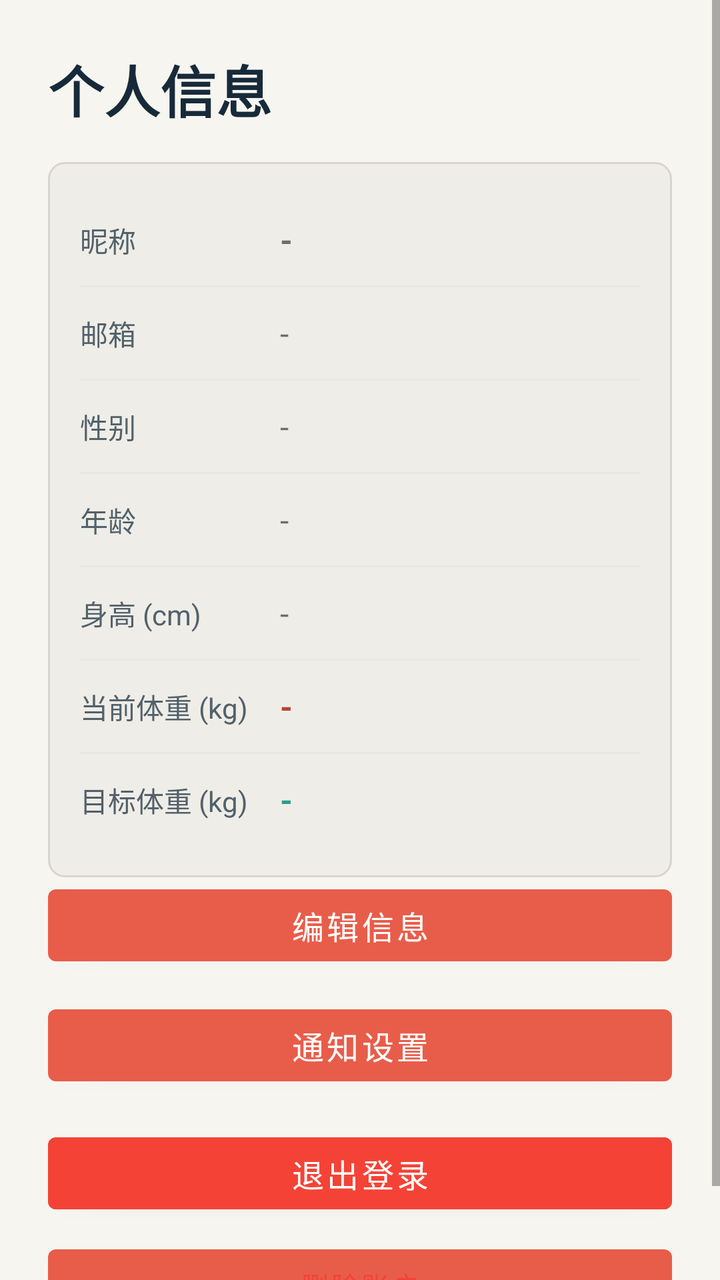
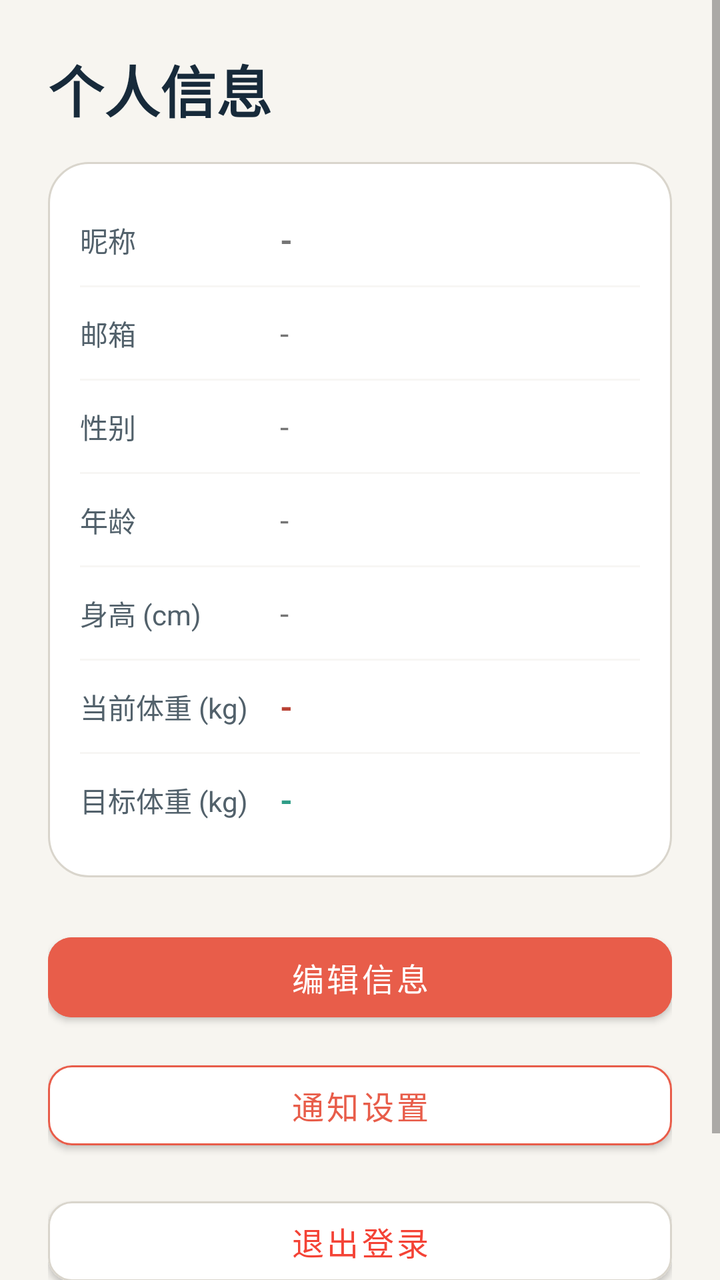

An Android layout rendered at two revisions. The XML below is the earlier revision; the diff shows what the commit changed to produce the second picture.
<!-- AndroidManifest.xml: activity theme Theme.WeightLossBetting -->
<!-- res/layout/fragment_profile.xml -->
<?xml version="1.0" encoding="utf-8"?>
<ScrollView xmlns:android="http://schemas.android.com/apk/res/android"
    xmlns:app="http://schemas.android.com/apk/res-auto"
    android:layout_width="match_parent"
    android:layout_height="match_parent"
    android:background="@color/xui_config_color_background"
    android:fillViewport="true">

    <LinearLayout
        android:layout_width="match_parent"
        android:layout_height="wrap_content"
        android:orientation="vertical"
        android:padding="24dp">

        <TextView
            android:layout_width="wrap_content"
            android:layout_height="wrap_content"
            android:text="个人信息"
            android:textColor="@color/brand_text"
            android:textSize="28sp"
            android:textStyle="bold"
            android:layout_marginBottom="16dp" />

        
        <TableLayout
            android:layout_width="match_parent"
            android:layout_height="wrap_content"
            android:stretchColumns="1"
            android:background="@drawable/bg_card"
            android:padding="16dp">

            
            <TableRow
                android:layout_width="match_parent"
                android:layout_height="wrap_content"
                android:paddingTop="12dp"
                android:paddingBottom="12dp">
                <TextView
                    android:layout_width="wrap_content"
                    android:layout_height="wrap_content"
                    android:text="昵称"
                    android:textSize="14sp"
                    android:textColor="@color/brand_text_secondary"
                    android:layout_marginEnd="16dp" />
                <TextView
                    android:id="@+id/tvNickname"
                    android:layout_width="0dp"
                    android:layout_height="wrap_content"
                    android:text="-"
                    android:textSize="16sp"
                    android:textStyle="bold"
                    android:maxLines="1"
                    android:ellipsize="end" />
            </TableRow>

            <View
                android:layout_width="match_parent"
                android:layout_height="1dp"
                android:background="@color/brand_border"
                android:alpha="0.2" />

            
            <TableRow
                android:layout_width="match_parent"
                android:layout_height="wrap_content"
                android:paddingTop="12dp"
                android:paddingBottom="12dp">
                <TextView
                    android:layout_width="wrap_content"
                    android:layout_height="wrap_content"
                    android:text="邮箱"
                    android:textSize="14sp"
                    android:textColor="@color/brand_text_secondary"
                    android:layout_marginEnd="16dp" />
                <TextView
                    android:id="@+id/tvEmail"
                    android:layout_width="0dp"
                    android:layout_height="wrap_content"
                    android:text="-"
                    android:textSize="16sp"
                    android:maxLines="1"
                    android:ellipsize="end" />
            </TableRow>

            <View
                android:layout_width="match_parent"
                android:layout_height="1dp"
                android:background="@color/brand_border"
                android:alpha="0.2" />

            
            <TableRow
                android:layout_width="match_parent"
                android:layout_height="wrap_content"
                android:paddingTop="12dp"
                android:paddingBottom="12dp">
                <TextView
                    android:layout_width="wrap_content"
                    android:layout_height="wrap_content"
                    android:text="性别"
                    android:textSize="14sp"
                    android:textColor="@color/brand_text_secondary"
                    android:layout_marginEnd="16dp" />
                <TextView
                    android:id="@+id/tvGender"
                    android:layout_width="0dp"
                    android:layout_height="wrap_content"
                    android:text="-"
                    android:textSize="16sp" />
            </TableRow>

            <View
                android:layout_width="match_parent"
                android:layout_height="1dp"
                android:background="@color/brand_border"
                android:alpha="0.2" />

            
            <TableRow
                android:layout_width="match_parent"
                android:layout_height="wrap_content"
                android:paddingTop="12dp"
                android:paddingBottom="12dp">
                <TextView
                    android:layout_width="wrap_content"
                    android:layout_height="wrap_content"
                    android:text="年龄"
                    android:textSize="14sp"
                    android:textColor="@color/brand_text_secondary"
                    android:layout_marginEnd="16dp" />
                <TextView
                    android:id="@+id/tvAge"
                    android:layout_width="0dp"
                    android:layout_height="wrap_content"
                    android:text="-"
                    android:textSize="16sp" />
            </TableRow>

            <View
                android:layout_width="match_parent"
                android:layout_height="1dp"
                android:background="@color/brand_border"
                android:alpha="0.2" />

            
            <TableRow
                android:layout_width="match_parent"
                android:layout_height="wrap_content"
                android:paddingTop="12dp"
                android:paddingBottom="12dp">
                <TextView
                    android:layout_width="wrap_content"
                    android:layout_height="wrap_content"
                    android:text="身高 (cm)"
                    android:textSize="14sp"
                    android:textColor="@color/brand_text_secondary"
                    android:layout_marginEnd="16dp" />
                <TextView
                    android:id="@+id/tvHeight"
                    android:layout_width="0dp"
                    android:layout_height="wrap_content"
                    android:text="-"
                    android:textSize="16sp" />
            </TableRow>

            <View
                android:layout_width="match_parent"
                android:layout_height="1dp"
                android:background="@color/brand_border"
                android:alpha="0.2" />

            
            <TableRow
                android:layout_width="match_parent"
                android:layout_height="wrap_content"
                android:paddingTop="12dp"
                android:paddingBottom="12dp">
                <TextView
                    android:layout_width="wrap_content"
                    android:layout_height="wrap_content"
                    android:text="当前体重 (kg)"
                    android:textSize="14sp"
                    android:textColor="@color/brand_text_secondary"
                    android:layout_marginEnd="16dp" />
                <TextView
                    android:id="@+id/tvCurrentWeight"
                    android:layout_width="0dp"
                    android:layout_height="wrap_content"
                    android:text="-"
                    android:textSize="16sp"
                    android:textStyle="bold"
                    android:textColor="@color/brand_primary_dark" />
            </TableRow>

            <View
                android:layout_width="match_parent"
                android:layout_height="1dp"
                android:background="@color/brand_border"
                android:alpha="0.2" />

            
            <TableRow
                android:layout_width="match_parent"
                android:layout_height="wrap_content"
                android:paddingTop="12dp"
                android:paddingBottom="12dp">
                <TextView
                    android:layout_width="wrap_content"
                    android:layout_height="wrap_content"
                    android:text="目标体重 (kg)"
                    android:textSize="14sp"
                    android:textColor="@color/xui_config_color_text_content"
                    android:layout_marginEnd="16dp" />
                <TextView
                    android:id="@+id/tvTargetWeight"
                    android:layout_width="0dp"
                    android:layout_height="wrap_content"
                    android:text="-"
                    android:textSize="16sp"
                    android:textStyle="bold"
                    android:textColor="@color/brand_accent" />
            </TableRow>

        </TableLayout>

        
        <Button
            android:id="@+id/btnEdit"
            android:layout_width="match_parent"
            android:layout_height="wrap_content"
            android:text="编辑信息"
            android:textSize="16sp" />

        <Button
            android:id="@+id/btnNotificationSettings"
            android:layout_width="match_parent"
            android:layout_height="wrap_content"
            android:layout_marginTop="12dp"
            android:text="通知设置"
            android:textSize="16sp" />

        
        <Button
            android:id="@+id/btnLogout"
            android:layout_width="match_parent"
            android:layout_height="wrap_content"
            android:text="退出登录"
            android:textSize="16sp"
            android:layout_marginTop="16dp"
            android:backgroundTint="@color/xui_config_color_error" />

        <Button
            android:id="@+id/btnDeleteAccount"
            android:layout_width="match_parent"
            android:layout_height="wrap_content"
            android:text="删除账户"
            android:textSize="14sp"
            android:layout_marginTop="8dp"
            android:textColor="@color/xui_config_color_error" />

        
        <ProgressBar
            android:id="@+id/progressBar"
            android:layout_width="wrap_content"
            android:layout_height="wrap_content"
            android:layout_gravity="center"
            android:layout_marginTop="16dp"
            android:visibility="gone" />

    </LinearLayout>

</ScrollView>
<!-- resources referenced by this layout -->
<resources>
  <color name="brand_accent">#FF2E9D87</color>
  <color name="brand_border">#FFD9D5CC</color>
  <color name="brand_primary_dark">#FFB94235</color>
  <color name="brand_text">#FF172A3A</color>
  <color name="brand_text_secondary">#FF52616B</color>
  <color name="xui_config_color_background">#FFF7F5F0</color>
  <color name="xui_config_color_error">#F44336</color>
  <color name="xui_config_color_text_content">#FF52616B</color>
  <!-- drawable bg_card (drawable) -->
  <?xml version="1.0" encoding="utf-8"?>
  <shape xmlns:android="http://schemas.android.com/apk/res/android"
      android:shape="rectangle">
      
      <solid android:color="@color/brand_surface_alt" />
      
      <corners android:radius="8dp" />
      
      <stroke
          android:width="1dp"
          android:color="@color/brand_border" />
      
  </shape>
  <style name="Theme.WeightLossBetting" parent="Theme.MaterialComponents.Light.NoActionBar">
          <item name="colorPrimary">@color/brand_primary</item>
          <item name="colorPrimaryDark">@color/brand_primary_dark</item>
          <item name="colorAccent">@color/brand_accent</item>
          <item name="android:statusBarColor">@color/brand_primary_dark</item>
          <item name="android:navigationBarColor">@color/brand_background</item>
          <item name="android:windowLightStatusBar">false</item>
          <item name="android:windowLightNavigationBar">true</item>
          
          
          <item name="XUIThemeStyle">@style/XUITheme.Phone</item>
      </style>
  <color name="brand_surface_alt">#FFEFEDE7</color>
  <color name="brand_primary">#FFE85D4A</color>
  <color name="brand_background">#FFF7F5F0</color>
</resources>

<!-- the commit's change to res/layout/fragment_profile.xml (unified diff, before → after) -->
@@ -224,39 +224,58 @@
         </TableLayout>
 
         
-        <Button
+        <com.google.android.material.button.MaterialButton
             android:id="@+id/btnEdit"
             android:layout_width="match_parent"
-            android:layout_height="wrap_content"
+            android:layout_height="52dp"
+            android:layout_marginTop="24dp"
             android:text="编辑信息"
-            android:textSize="16sp" />
-
-        <Button
+            android:textSize="16sp"
+            android:textColor="@color/white"
+            android:textAllCaps="false"
+            android:backgroundTint="@color/brand_primary"
+            app:cornerRadius="12dp" />
+
+        <com.google.android.material.button.MaterialButton
             android:id="@+id/btnNotificationSettings"
             android:layout_width="match_parent"
-            android:layout_height="wrap_content"
+            android:layout_height="52dp"
             android:layout_marginTop="12dp"
             android:text="通知设置"
-            android:textSize="16sp" />
-
-        
-        <Button
+            android:textSize="16sp"
+            android:textColor="@color/brand_primary"
+            android:textAllCaps="false"
+            android:backgroundTint="@color/brand_surface"
+            app:cornerRadius="12dp"
+            app:strokeColor="@color/brand_primary"
+            app:strokeWidth="1dp" />
+
+        
+        <com.google.android.material.button.MaterialButton
             android:id="@+id/btnLogout"
             android:layout_width="match_parent"
-            android:layout_height="wrap_content"
+            android:layout_height="52dp"
             android:text="退出登录"
             android:textSize="16sp"
             android:layout_marginTop="16dp"
-            android:backgroundTint="@color/xui_config_color_error" />
-
-        <Button
+            android:textAllCaps="false"
+            android:textColor="@color/xui_config_color_error"
+            android:backgroundTint="@color/brand_surface"
+            app:cornerRadius="12dp"
+            app:strokeColor="@color/brand_border"
+            app:strokeWidth="1dp" />
+
+        <com.google.android.material.button.MaterialButton
             android:id="@+id/btnDeleteAccount"
             android:layout_width="match_parent"
-            android:layout_height="wrap_content"
+            android:layout_height="44dp"
             android:text="删除账户"
             android:textSize="14sp"
             android:layout_marginTop="8dp"
-            android:textColor="@color/xui_config_color_error" />
+            android:textColor="@color/xui_config_color_error"
+            android:textAllCaps="false"
+            android:backgroundTint="@color/brand_background"
+            app:cornerRadius="12dp" />
 
         
         <ProgressBar
<!-- resource entries referenced after the edit -->
@@ -3,8 +3,10 @@
   <color name="brand_accent">#FF2E9D87</color>
   <color name="brand_border">#FFD9D5CC</color>
   <color name="brand_primary_dark">#FFB94235</color>
+  <color name="brand_surface">#FFFFFFFF</color>
   <color name="brand_text">#FF172A3A</color>
   <color name="brand_text_secondary">#FF52616B</color>
+  <color name="white">#FFFFFFFF</color>
   <color name="xui_config_color_background">#FFF7F5F0</color>
   <color name="xui_config_color_error">#F44336</color>
   <color name="xui_config_color_text_content">#FF52616B</color>
@@ -13,9 +15,9 @@
   <shape xmlns:android="http://schemas.android.com/apk/res/android"
       android:shape="rectangle">
       
-      <solid android:color="@color/brand_surface_alt" />
+      <solid android:color="@color/brand_surface" />
       
-      <corners android:radius="8dp" />
+      <corners android:radius="20dp" />
       
       <stroke
           android:width="1dp"
@@ -34,7 +36,6 @@
           
           <item name="XUIThemeStyle">@style/XUITheme.Phone</item>
       </style>
-  <color name="brand_surface_alt">#FFEFEDE7</color>
   <color name="brand_primary">#FFE85D4A</color>
   <color name="brand_background">#FFF7F5F0</color>
 </resources>
